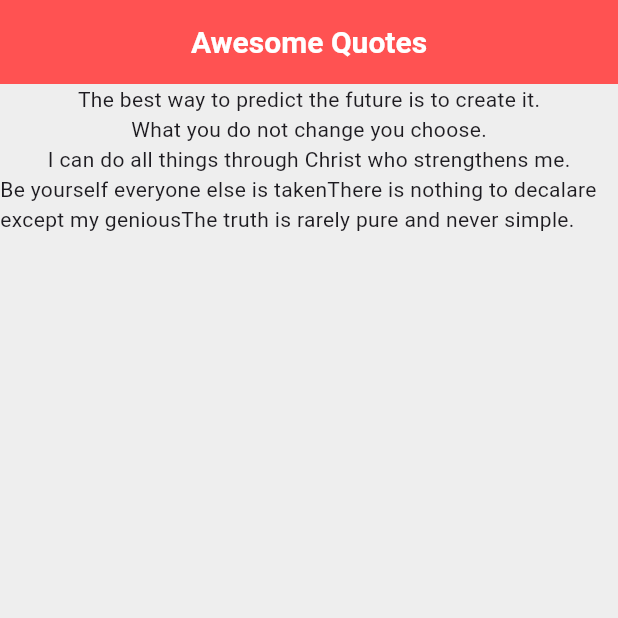
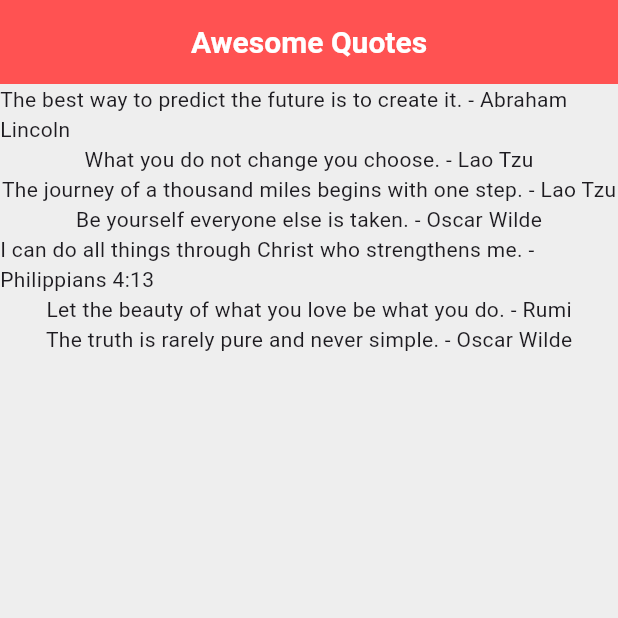
Before and after one commit to Cynthia-Isutsa/quote_generator, a Flutter app: the screen it shows after launch, on a phone screen of 412 x 824 dp, the top half of it. Run offline on Flutter 3.47's test engine with Material 3 defaults, Android fonts, the phone set to English and light mode, and no system bars.

Commit message:
custom classes && Lists of Data

```diff
--- a/lib/main.dart
+++ b/lib/main.dart
@@ -1,4 +1,5 @@
 import 'package:flutter/material.dart';
+import 'quote.dart';
 
 void main() {
   runApp(const MaterialApp(
@@ -14,14 +15,17 @@ class QuotesList extends StatefulWidget {
 }
 
 class _QuotesListState extends State<QuotesList> {
-  List<String> quotes = [
-    'The best way to predict the future is to create it.',
-    'What you do not change you choose.',
-    'I can do all things through Christ who strengthens me.',
-    'Be yourself everyone else is taken'
-    'There is nothing to decalare except my genious'
-    'The truth is rarely pure and never simple.',
+  List<Quote> quotes = [
+    Quote(  author: 'Abraham Lincoln',text: 'The best way to predict the future is to create it.'),
+    Quote(  author: 'Lao Tzu',text: 'What you do not change you choose.'),
+    Quote(  author: 'Lao Tzu',text: 'The journey of a thousand miles begins with one step.'),
+    Quote(  author: 'Oscar Wilde',text: 'Be yourself everyone else is taken.'),
+    Quote(text: 'I can do all things through Christ who strengthens me.', author: 'Philippians 4:13'),
+    Quote(author: 'Rumi', text: 'Let the beauty of what you love be what you do.'),
+    Quote(author: 'Oscar Wilde', text: 'The truth is rarely pure and never simple.'),
   ];
+
+
 
 
   @override
@@ -41,9 +45,10 @@ class _QuotesListState extends State<QuotesList> {
           )
           ),
       ),
-      body:  Column(
-        children: quotes.map((item) => Text(item)).toList(),
-      ),
+    body: Column(
+  children: quotes.map((item) => Text('${item.text} - ${item.author}')).toList(),
+),
+
     );
   }
 }
--- /dev/null
+++ b/lib/quote.dart
@@ -0,0 +1,6 @@
+class Quote {
+  String text;
+  String author;
+
+  Quote({required this.text, required this.author});
+}
```
